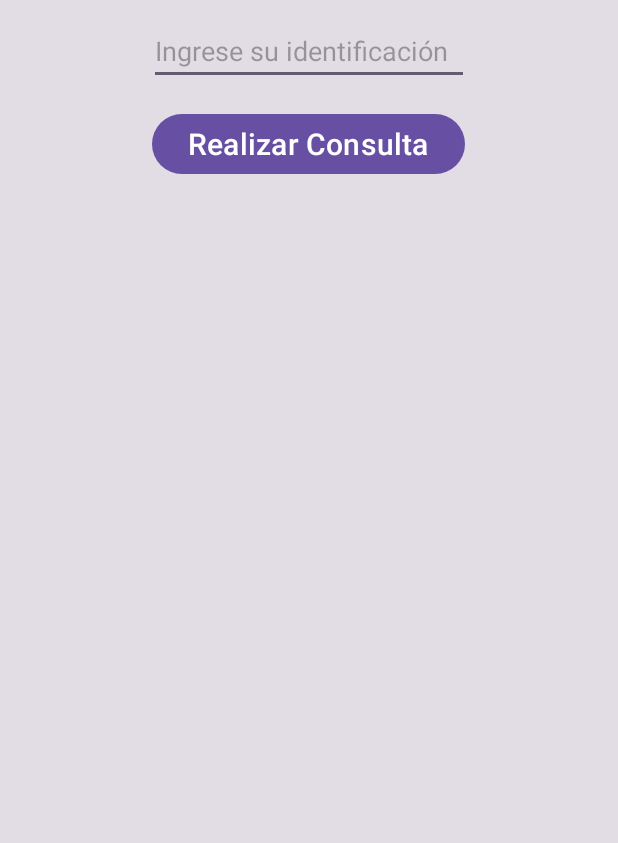
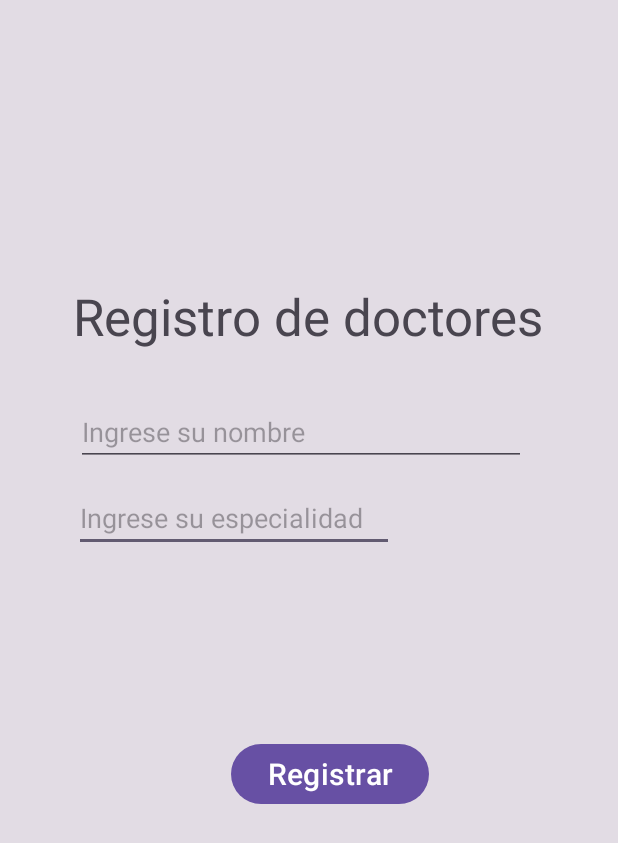
Before and after one commit to J4VJ4R/grupo_10_semana_7, an Android app: the screen it shows after launch (ConsultActivity before the commit, DoctorActivity after it), after a tap on "Doctores", on a phone screen of 412 x 824 dp. Shown: the top 843 px of the screen. Run offline under Robolectric (Android 15) with nearby library versions, the phone set to English and light mode, and no system bars; 1 statement that could not run was skipped.

Commit message:
Actualización Pantalla principal y enlaces

```diff
--- a/app/src/main/AndroidManifest.xml
+++ b/app/src/main/AndroidManifest.xml
@@ -13,10 +13,10 @@
         android:theme="@style/Theme.App50510"
         tools:targetApi="31">
         <activity
-            android:name=".ConsultActivity"
+            android:name=".DoctorActivity"
             android:exported="false" />
         <activity
-            android:name=".ConsultActivity2"
+            android:name=".ConsultActivity"
             android:exported="false" />
         <activity
             android:name=".RegisterActivity"
--- a/app/src/main/java/com/example/app_50510/ConsultActivity.java
+++ /dev/null
@@ -1,14 +0,0 @@
-package com.example.app_50510;
-
-import androidx.appcompat.app.AppCompatActivity;
-
-import android.os.Bundle;
-
-public class ConsultActivity extends AppCompatActivity {
-
-    @Override
-    protected void onCreate(Bundle savedInstanceState) {
-        super.onCreate(savedInstanceState);
-        setContentView(R.layout.activity_consult);
-    }
-}
--- /dev/null
+++ b/app/src/main/java/com/example/app_50510/DoctorActivity.java
@@ -0,0 +1,55 @@
+package com.example.app_50510;
+
+import androidx.appcompat.app.AppCompatActivity;
+
+import android.os.Bundle;
+import android.view.View;
+import android.widget.Button;
+import android.widget.EditText;
+import android.widget.Toast;
+
+public class DoctorActivity extends AppCompatActivity {
+
+    private EditText txtName;
+    private EditText txtId;
+    private EditText txtSpeciality;
+
+    private  ModelDoctor objUser;
+    private Button btnRegister;
+    private AdministratorSQL objBase;
+
+    @Override
+    protected void onCreate(Bundle savedInstanceState) {
+        super.onCreate(savedInstanceState);
+        setContentView(R.layout.activity_doctors);
+        inicializar_componentes();
+
+        btnRegister.setOnClickListener(new View.OnClickListener() {
+            @Override
+            public void onClick(View v) {
+                stablishUser();
+                boolean confirm = objBase.connectSQL();
+                if(confirm){
+                    Toast.makeText(DoctorActivity.this, "Succesfully connection", Toast.LENGTH_SHORT).show();
+                }else{
+                    Toast.makeText(DoctorActivity.this, "Fail connection", Toast.LENGTH_SHORT).show();
+                }
+            }
+        });
+    }
+
+    private void inicializar_componentes(){
+        txtName = findViewById(R.id.txtName);
+        txtId = findViewById(R.id.txtId);
+        txtSpeciality = findViewById(R.id.txtSpeciality);
+        btnRegister = findViewById(R.id.btnRegister);
+        objUser = new ModelDoctor();
+        objBase = new AdministratorSQL();
+    }
+
+    private  void stablishUser(){
+        objUser.setName(txtName.getText().toString());
+        objUser.setId(Integer.parseInt(txtId.getText().toString()));
+        objUser.setSpecialty(txtSpeciality.getText().toString());
+    }
+}
--- a/app/src/main/java/com/example/app_50510/MainActivity.java
+++ b/app/src/main/java/com/example/app_50510/MainActivity.java
@@ -4,7 +4,6 @@ import android.content.Intent;
 import android.os.Bundle;
 import android.view.View;
 import android.widget.Button;
-import android.widget.TextView;
 
 import androidx.appcompat.app.AppCompatActivity;
 
@@ -26,7 +25,7 @@ public class MainActivity extends AppCompatActivity {
         btnConsultMain.setOnClickListener(new View.OnClickListener() {
             @Override
             public void onClick(View view) {
-                Intent i = new Intent(MainActivity.this, ConsultActivity2.class);
+                Intent i = new Intent(MainActivity.this, ConsultActivity.class);
                 startActivity(i);
             }
         });
@@ -40,7 +39,7 @@ public class MainActivity extends AppCompatActivity {
         btnDoctorsMain.setOnClickListener(new View.OnClickListener() {
             @Override
             public void onClick(View view) {
-                Intent i = new Intent(MainActivity.this, ConsultActivity.class);
+                Intent i = new Intent(MainActivity.this, DoctorActivity.class);
                 startActivity(i);
             }
         });
--- a/app/src/main/res/layout/activity_consult.xml
+++ /dev/null
@@ -1,34 +0,0 @@
-<?xml version="1.0" encoding="utf-8"?>
-<androidx.constraintlayout.widget.ConstraintLayout xmlns:android="http://schemas.android.com/apk/res/android"
-    xmlns:app="http://schemas.android.com/apk/res-auto"
-    xmlns:tools="http://schemas.android.com/tools"
-    android:layout_width="match_parent"
-    android:layout_height="match_parent"
-    android:background="@color/material_on_surface_stroke"
-    tools:context=".RegisterActivity">
-
-    <Button
-        android:id="@+id/btnQuery"
-        android:layout_width="wrap_content"
-        android:layout_height="wrap_content"
-        android:layout_marginTop="72dp"
-        android:text="Realizar Consulta"
-        android:textSize="20sp"
-        app:layout_constraintEnd_toEndOf="parent"
-        app:layout_constraintHorizontal_bias="0.497"
-        app:layout_constraintStart_toStartOf="parent"
-        app:layout_constraintTop_toTopOf="parent" />
-
-    <EditText
-        android:id="@+id/editTextText3"
-        android:layout_width="wrap_content"
-        android:layout_height="wrap_content"
-        android:layout_marginBottom="15dp"
-        android:ems="10"
-        android:hint="Ingrese su identificación"
-        android:inputType="text"
-        app:layout_constraintBottom_toTopOf="@+id/btnQuery"
-        app:layout_constraintEnd_toEndOf="parent"
-        app:layout_constraintStart_toStartOf="parent" />
-
-</androidx.constraintlayout.widget.ConstraintLayout>
--- a/app/src/main/res/layout/activity_doctors.xml
+++ b/app/src/main/res/layout/activity_doctors.xml
@@ -20,7 +20,7 @@
         app:layout_constraintTop_toTopOf="parent" />
 
     <EditText
-        android:id="@+id/editTextText"
+        android:id="@+id/txtSpeciality"
         android:layout_width="wrap_content"
         android:layout_height="wrap_content"
         android:layout_marginTop="12dp"
--- a/app/src/main/res/layout/activity_register.xml
+++ b/app/src/main/res/layout/activity_register.xml
@@ -53,7 +53,7 @@
         android:ems="10"
         android:hint="Ingrese su identificación"
         android:inputType="number"
-        app:layout_constraintTop_toBottomOf="@+id/editTextText"
+        app:layout_constraintTop_toBottomOf="@+id/txtSpeciality"
         tools:layout_editor_absoluteX="51dp" />
 
     <TextView
@@ -68,7 +68,7 @@
         app:layout_constraintTop_toTopOf="parent" />
 
     <EditText
-        android:id="@+id/editTextText"
+        android:id="@+id/txtSpeciality"
         android:layout_width="wrap_content"
         android:layout_height="wrap_content"
         android:layout_marginTop="20dp"
```
